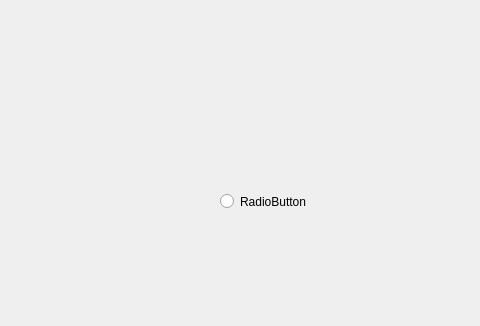
First picture: the form in code/2.Buttons/3.radioButton/radioButton/widget.ui, repository vistar-terry/Qt-Learning, before the edit; both pictures show x 0 to 480 and y 0 to 326 of the 800 by 600 pixel window.
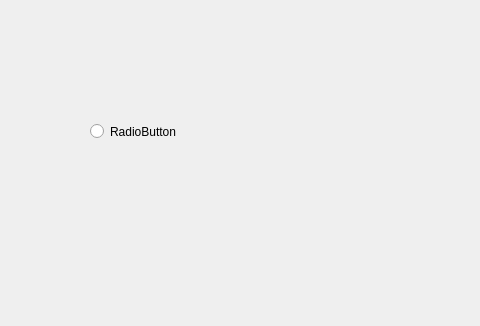
Second picture: the form after the edit.

```diff
--- a/code/2.Buttons/3.radioButton/radioButton/widget.ui
+++ b/code/2.Buttons/3.radioButton/radioButton/widget.ui
@@ -16,8 +16,8 @@
   <widget class="QRadioButton" name="radioButton">
    <property name="geometry">
     <rect>
-     <x>220</x>
-     <y>190</y>
+     <x>90</x>
+     <y>120</y>
      <width>112</width>
      <height>23</height>
     </rect>
```
